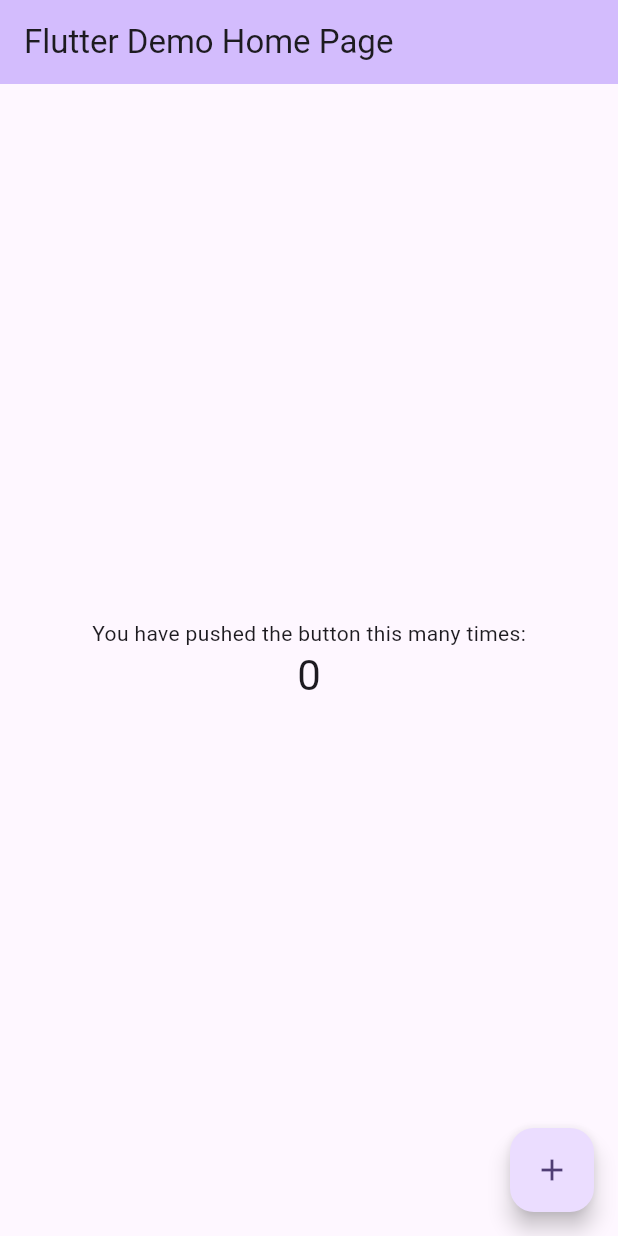
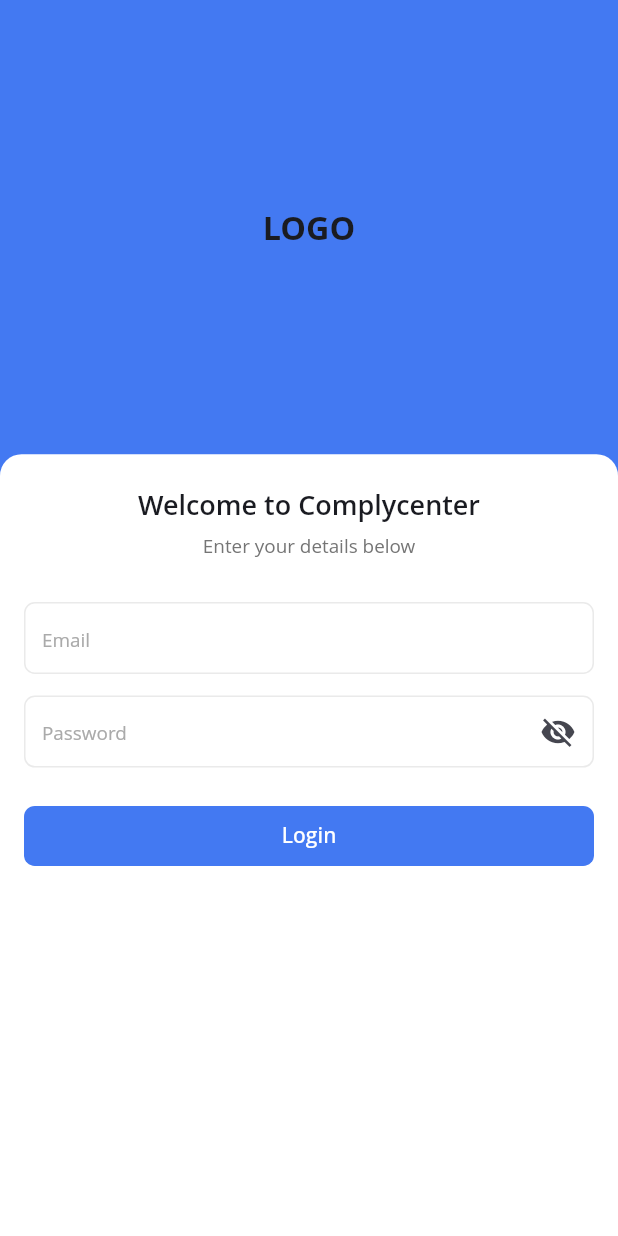
Before and after one commit to chandMessi10/complycentre_app, a Flutter app: the screen it shows after launch, on a phone screen of 412 x 824 dp. Run offline on Flutter 3.47's test engine with Material 3 defaults, Android fonts, the phone set to English and light mode, and no system bars; our stand-ins replace flutter_riverpod, flutter_screenutil, go_router, riverpod_annotation; generated files the repository leaves out were written again; Roboto replaces fonts that are missing (Open Sans).

Commit message:
project setup and login screen

```diff
--- /dev/null
+++ b/lib/core/custom_widgets/custom_form_field.dart
@@ -0,0 +1,77 @@
+import 'package:complycentre_app/core/theme/app_colors.dart';
+import 'package:complycentre_app/core/theme/app_text_styles.dart';
+import 'package:flutter/material.dart';
+import 'package:flutter_screenutil/flutter_screenutil.dart';
+
+class CustomFormField extends StatefulWidget {
+  const CustomFormField({
+    super.key,
+    required this.hint,
+    this.obscurePassword,
+    required this.controller,
+    this.validatorFn,
+  });
+
+  final String hint;
+  final bool? obscurePassword;
+  final TextEditingController controller;
+  final String? Function(String?)? validatorFn;
+  @override
+  State<CustomFormField> createState() => _CustomFormFieldState();
+}
+
+class _CustomFormFieldState extends State<CustomFormField> {
+  bool obscurePassword = false;
+  void changePasswordVisibility() {
+    setState(() {
+      obscurePassword = !obscurePassword;
+    });
+  }
+
+  @override
+  void initState() {
+    super.initState();
+    obscurePassword = widget.obscurePassword ?? false;
+  }
+
+  @override
+  Widget build(BuildContext context) {
+    return TextFormField(
+      controller: widget.controller,
+      obscureText: obscurePassword,
+      autovalidateMode: AutovalidateMode.onUserInteraction,
+      validator: widget.validatorFn,
+      decoration: InputDecoration(
+        suffixIcon: widget.obscurePassword != null
+            ? IconButton(
+                onPressed: changePasswordVisibility,
+                icon: Icon(
+                  obscurePassword ? Icons.visibility_off : Icons.visibility,
+                ),
+              )
+            : null,
+        contentPadding: EdgeInsets.symmetric(horizontal: 8.w, vertical: 9.5.h),
+        border: OutlineInputBorder(
+          borderSide: BorderSide(color: AppColors.lightGray),
+          borderRadius: BorderRadius.circular(8.r),
+        ),
+        enabledBorder: OutlineInputBorder(
+          borderSide: BorderSide(color: AppColors.lightGray),
+          borderRadius: BorderRadius.circular(8.r),
+        ),
+        focusedBorder: OutlineInputBorder(
+          borderSide: BorderSide(color: AppColors.primary),
+          borderRadius: BorderRadius.circular(8.r),
+        ),
+        errorBorder: OutlineInputBorder(
+          borderSide: BorderSide(color: AppColors.danger),
+          borderRadius: BorderRadius.circular(8.r),
+        ),
+        hintText: widget.hint,
+        hintStyle: AppTextStyles.bodyText(
+          context,
+        ).copyWith(color: AppColors.tertiary),
+      ),
+    );
+  }
+}
--- /dev/null
+++ b/lib/core/extensions/build_context_extensions.dart
@@ -0,0 +1,5 @@
+import 'package:flutter/material.dart';
+
+extension CustomSnackBarExtension on BuildContext {
+  Size get mqSize => MediaQuery.of(this).size;
+}
--- /dev/null
+++ b/lib/core/mixins/input_validation_mixins.dart
@@ -0,0 +1,37 @@
+mixin InputValidationMixin {
+  String? emailValidator(String? value) {
+    if (value == null || value.isEmpty) {
+      return 'Please enter your email address';
+    }
+
+    bool isValidEmail = RegExp(
+      r"^[a-zA-Z0-9.]+@[a-zA-Z0-9]+\.[a-zA-Z]+$",
+    ).hasMatch(value);
+    if (!isValidEmail) {
+      return 'Please enter a valid email address';
+    }
+    return null;
+  }
+
+  String? passwordValidator(String? value) {
+    final passwordRegex = RegExp(
+      r'^(?=.*[a-z])(?=.*[A-Z])(?=.*\d)(?=.*[@$!%*?&#])[A-Za-z\d@$!%*?&#]{8,}$',
+    );
+    if (value == null || value.isEmpty) {
+      return 'Please enter your password';
+    }
+
+    if (value.length < 8) {
+      return 'Password must be at least 8 characters long';
+    }
+
+    if (!passwordRegex.hasMatch(value)) {
+      return 'Password must contain at least one uppercase letter, one lowercase letter, one digit, and one special character';
+    }
+
+    if (value.length > 256) {
+      return 'Password length cannot exceed 256';
+    }
+    return null;
+  }
+}
--- /dev/null
+++ b/lib/core/navigation/go_router.dart
@@ -0,0 +1,22 @@
+import 'package:complycentre_app/features/auth/presentation/ui/login_screen.dart';
+import 'package:flutter_riverpod/flutter_riverpod.dart';
+import 'package:go_router/go_router.dart';
+import 'package:riverpod_annotation/riverpod_annotation.dart';
+
+part 'go_router.g.dart';
+
+enum AppRoute { login }
+
+@riverpod
+GoRouter goRouter(Ref ref) {
+  return GoRouter(
+    initialLocation: '/login',
+    routes: [
+      GoRoute(
+        path: '/login',
+        name: AppRoute.login.name,
+        builder: (context, state) => const LoginScreen(),
+      ),
+    ],
+  );
+}
--- /dev/null
+++ b/lib/core/theme/app_colors.dart
@@ -0,0 +1,18 @@
+import 'dart:ui';
+
+class AppColors {
+  static const Color primary = Color(0xff4379F2);
+  static const Color primaryLight = Color(0xffE9F0FF);
+  static const Color secondary = Color(0xff4CAF50);
+  static const Color secondaryLight = Color(0xffE7FFE8);
+  static const Color background = Color(0xffF5F5F5);
+  static const Color whiteBackground = Color(0xffFFFFFF);
+  static const Color tertiary = Color(0xffAAAAAA);
+
+  static const Color brandText = Color(0xff4379F2);
+  static const Color primaryText = Color(0xff333333);
+  static const Color secondaryText = Color(0xff757575);
+
+  static const Color lightGray = Color(0xffEAEAEA);
+  static const Color danger = Color(0xffF44336);
+}
--- /dev/null
+++ b/lib/core/theme/app_text_styles.dart
@@ -0,0 +1,24 @@
+import 'package:flutter/material.dart';
+
+class AppTextStyles {
+  static TextStyle h1(BuildContext context) =>
+      Theme.of(context).textTheme.headlineLarge!;
+
+  static TextStyle h2(BuildContext context) =>
+      Theme.of(context).textTheme.headlineMedium!;
+
+  static TextStyle h3(BuildContext context) =>
+      Theme.of(context).textTheme.headlineSmall!;
+
+  static TextStyle bodyText(BuildContext context) =>
+      Theme.of(context).textTheme.bodyMedium!;
+
+  static TextStyle caption(BuildContext context) =>
+      Theme.of(context).textTheme.bodySmall!;
+
+  static TextStyle statusText(BuildContext context) =>
+      Theme.of(context).textTheme.titleSmall!;
+
+  static TextStyle hintText(BuildContext context) =>
+      Theme.of(context).textTheme.labelSmall!;
+}
--- /dev/null
+++ b/lib/core/theme/app_theme.dart
@@ -0,0 +1,79 @@
+import 'package:complycentre_app/core/theme/app_colors.dart';
+import 'package:complycentre_app/core/theme/app_text_styles.dart';
+import 'package:flutter/material.dart';
+import 'package:flutter_screenutil/flutter_screenutil.dart';
+
+class AppTheme {
+  static ThemeData getTheme(BuildContext context) => ThemeData(
+    fontFamily: "OpenSans",
+    primaryColor: AppColors.primary,
+    colorScheme: ColorScheme.fromSeed(
+      primary: AppColors.primary,
+      seedColor: AppColors.primary,
+    ),
+    scaffoldBackgroundColor: AppColors.background,
+    appBarTheme: AppBarTheme(
+      backgroundColor: AppColors.primary,
+      foregroundColor: Colors.white,
+      titleTextStyle: AppTextStyles.h3(context).copyWith(color: Colors.white),
+      shape: RoundedRectangleBorder(
+        borderRadius: BorderRadius.only(
+          bottomLeft: Radius.circular(16.r),
+          bottomRight: Radius.circular(16.r),
+        ),
+      ),
+    ),
+    textTheme: TextTheme(
+      headlineLarge: TextStyle(
+        fontFamily: 'Open Sans',
+        fontWeight: FontWeight.w700,
+        fontSize: 24.sp,
+        height: 1.5.h,
+        letterSpacing: 0,
+      ),
+      headlineMedium: TextStyle(
+        fontFamily: 'Open Sans',
+        fontWeight: FontWeight.w600,
+        fontSize: 20.sp,
+        height: 1.5.h,
+        letterSpacing: 0,
+      ),
+      headlineSmall: TextStyle(
+        fontFamily: 'Open Sans',
+        fontWeight: FontWeight.w600,
+        fontSize: 16.sp,
+        height: 1.5.h,
+        letterSpacing: 0,
+      ),
+      bodyMedium: TextStyle(
+        fontFamily: 'Open Sans',
+        fontWeight: FontWeight.w400,
+        fontSize: 14.sp,
+        height: 1.5.h,
+        letterSpacing: 0,
+      ),
+      bodySmall: TextStyle(
+        fontFamily: 'Open Sans',
+        fontWeight: FontWeight.w400,
+        fontSize: 12.sp,
+        height: 1.5.h,
+        letterSpacing: 0,
+      ),
+      titleSmall: TextStyle(
+        fontFamily: 'Open Sans',
+        fontWeight: FontWeight.w600,
+        fontSize: 12.sp,
+        height: 1.5.h,
+        letterSpacing: 0,
+      ),
+      labelSmall: TextStyle(
+        fontFamily: 'Open Sans',
+        fontWeight: FontWeight.w400,
+        fontStyle: FontStyle.italic,
+        fontSize: 12.sp,
+        height: 1.5.h,
+        letterSpacing: 0,
+      ),
+    ),
+  );
+}
--- /dev/null
+++ b/lib/core/utils/custom_sized_box.dart
@@ -0,0 +1,13 @@
+import 'package:flutter/material.dart';
+
+/// method to add vertical height in UI components using SizedBox with
+/// height parameter only
+SizedBox sizedBoxHeight(double height) {
+  return SizedBox(height: height);
+}
+
+/// method to add horizontal height in UI components using SizedBox with
+/// width parameter only
+SizedBox sizedBoxWidth(double width) {
+  return SizedBox(width: width);
+}
--- /dev/null
+++ b/lib/features/auth/presentation/ui/login_screen.dart
@@ -0,0 +1,132 @@
+import 'dart:developer';
+
+import 'package:complycentre_app/core/custom_widgets/custom_form_field.dart';
+import 'package:complycentre_app/core/extensions/build_context_extensions.dart';
+import 'package:complycentre_app/core/mixins/input_validation_mixins.dart';
+import 'package:complycentre_app/core/theme/app_colors.dart';
+import 'package:complycentre_app/core/theme/app_text_styles.dart';
+import 'package:complycentre_app/core/utils/custom_sized_box.dart';
+import 'package:flutter/material.dart';
+import 'package:flutter_riverpod/flutter_riverpod.dart';
+import 'package:flutter_screenutil/flutter_screenutil.dart';
+
+class LoginScreen extends ConsumerStatefulWidget {
+  const LoginScreen({super.key});
+
+  @override
+  ConsumerState<LoginScreen> createState() => _LoginScreenState();
+}
+
+class _LoginScreenState extends ConsumerState<LoginScreen>
+    with InputValidationMixin {
+  final _formKey = GlobalKey<FormState>();
+
+  late TextEditingController _emailController;
+  late TextEditingController _passwordController;
+
+  @override
+  void initState() {
+    _emailController = TextEditingController();
+    _passwordController = TextEditingController();
+    super.initState();
+  }
+
+  @override
+  void dispose() {
+    _emailController.dispose();
+    _passwordController.dispose();
+    super.dispose();
+  }
+
+  @override
+  Widget build(BuildContext context) {
+    return Scaffold(
+      resizeToAvoidBottomInset: false,
+      body: Container(
+        height: double.infinity,
+        width: double.infinity,
+        color: AppColors.primary,
+        child: Column(
+          mainAxisAlignment: MainAxisAlignment.start,
+          children: [
+            Expanded(
+              child: Center(
+                child: Text("LOGO", style: AppTextStyles.h1(context)),
+              ),
+            ),
+            Container(
+              height: 580.h,
+              width: double.infinity,
+              padding: EdgeInsets.symmetric(horizontal: 16.w, vertical: 24.h),
+              decoration: BoxDecoration(
+                color: Colors.white,
+                borderRadius: BorderRadius.only(
+                  topLeft: Radius.circular(16.r),
+                  topRight: Radius.circular(16.r),
+                ),
+              ),
+              child: Column(
+                children: [
+                  Text(
+                    'Welcome to Complycenter',
+                    style: AppTextStyles.h2(context),
+                  ),
+                  sizedBoxHeight(8.h),
+                  Text(
+                    'Enter your details below',
+                    style: AppTextStyles.bodyText(
+                      context,
+                    ).copyWith(color: AppColors.secondaryText),
+                  ),
+                  sizedBoxHeight(32.h),
+                  Form(
+                    key: _formKey,
+                    child: Column(
+                      children: [
+                        CustomFormField(
+                          controller: _emailController,
+                          hint: 'Email',
+                          validatorFn: emailValidator,
+                        ),
+                        sizedBoxHeight(16.h),
+                        CustomFormField(
+                          controller: _passwordController,
+                          hint: 'Password',
+                          obscurePassword: true,
+                          validatorFn: passwordValidator,
+                        ),
+                        sizedBoxHeight(24.h),
+                        FilledButton(
+                          style: ButtonStyle(
+                            backgroundColor: WidgetStateProperty.all(
+                              AppColors.primary,
+                            ),
+                            shape: WidgetStateProperty.all(
+                              RoundedRectangleBorder(
+                                borderRadius: BorderRadius.circular(8.r),
+                                side: BorderSide(width: double.infinity),
+                              ),
+                            ),
+                            fixedSize: WidgetStateProperty.all<Size>(
+                              Size(context.mqSize.width, 40.h),
+                            ),
+                          ),
+                          onPressed: () {
+                            // if (_formKey.currentState!.validate()) {}
+                            log('email: ${_emailController.text.trim()}');
+                            log('password: ${_passwordController.text.trim()}');
+                          },
+                          child: Text('Login'),
+                        ),
+                      ],
+                    ),
+                  ),
+                ],
+              ),
+            ),
+          ],
+        ),
+      ),
+    );
+  }
+}
--- a/lib/main.dart
+++ b/lib/main.dart
@@ -1,67 +1,27 @@
+import 'package:complycentre_app/core/navigation/go_router.dart';
+import 'package:complycentre_app/core/theme/app_theme.dart';
 import 'package:flutter/material.dart';
+import 'package:flutter_riverpod/flutter_riverpod.dart';
+import 'package:flutter_screenutil/flutter_screenutil.dart';
 
 void main() {
-  runApp(const MyApp());
+  runApp(ProviderScope(child: const MainApp()));
 }
 
-class MyApp extends StatelessWidget {
-  const MyApp({super.key});
+class MainApp extends ConsumerWidget {
+  const MainApp({super.key});
 
   @override
-  Widget build(BuildContext context) {
-    return MaterialApp(
-      title: 'Flutter Demo',
-      theme: ThemeData(
-        colorScheme: ColorScheme.fromSeed(seedColor: Colors.deepPurple),
-      ),
-      home: const MyHomePage(title: 'Flutter Demo Home Page'),
+  Widget build(BuildContext context, WidgetRef ref) {
+    return ScreenUtilInit(
+      designSize: const Size(412, 917),
+      minTextAdapt: true,
+      builder: (_, child) {
+        return MaterialApp.router(
+          theme: AppTheme.getTheme(context),
+          routerConfig: ref.watch(goRouterProvider),
+        );
+      },
     );
   }
 }
-
-class MyHomePage extends StatefulWidget {
-  const MyHomePage({super.key, required this.title});
-
-  final String title;
-
-  @override
-  State<MyHomePage> createState() => _MyHomePageState();
-}
-
-class _MyHomePageState extends State<MyHomePage> {
-  int _counter = 0;
-
-  void _incrementCounter() {
-    setState(() {
-      _counter++;
-    });
-  }
-
-  @override
-  Widget build(BuildContext context) {
-    return Scaffold(
-      appBar: AppBar(
-        backgroundColor: Theme.of(context).colorScheme.inversePrimary,
-
-        title: Text(widget.title),
-      ),
-      body: Center(
-        child: Column(
-          mainAxisAlignment: MainAxisAlignment.center,
-          children: <Widget>[
-            const Text('You have pushed the button this many times:'),
-            Text(
-              '$_counter',
-              style: Theme.of(context).textTheme.headlineMedium,
-            ),
-          ],
-        ),
-      ),
-      floatingActionButton: FloatingActionButton(
-        onPressed: _incrementCounter,
-        tooltip: 'Increment',
-        child: const Icon(Icons.add),
-      ),
-    );
-  }
-}
```
Also changed, not shown: pubspec.yaml (+29 -7 lines), assets/fonts/OpenSans-Bold.ttf (added), assets/fonts/OpenSans-Medium.ttf (added), assets/fonts/OpenSans-Regular.ttf (added), assets/fonts/OpenSans-SemiBold.ttf (added), lib/core/navigation/go_router.g.dart (added), pubspec.lock, 6 other files.
